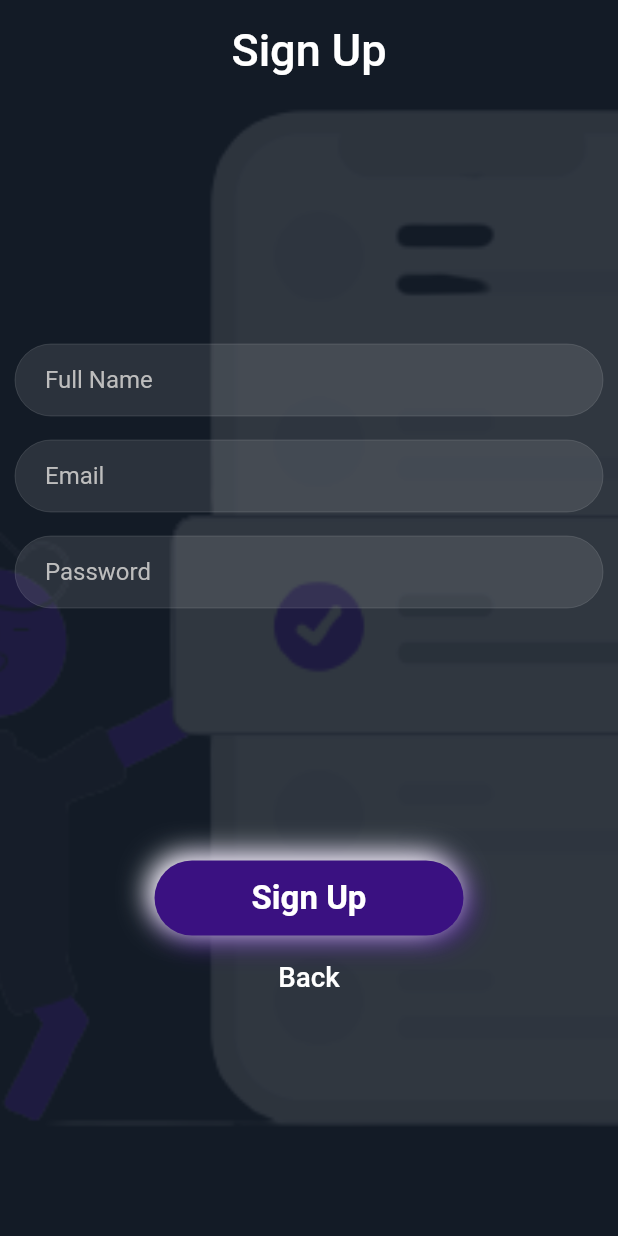
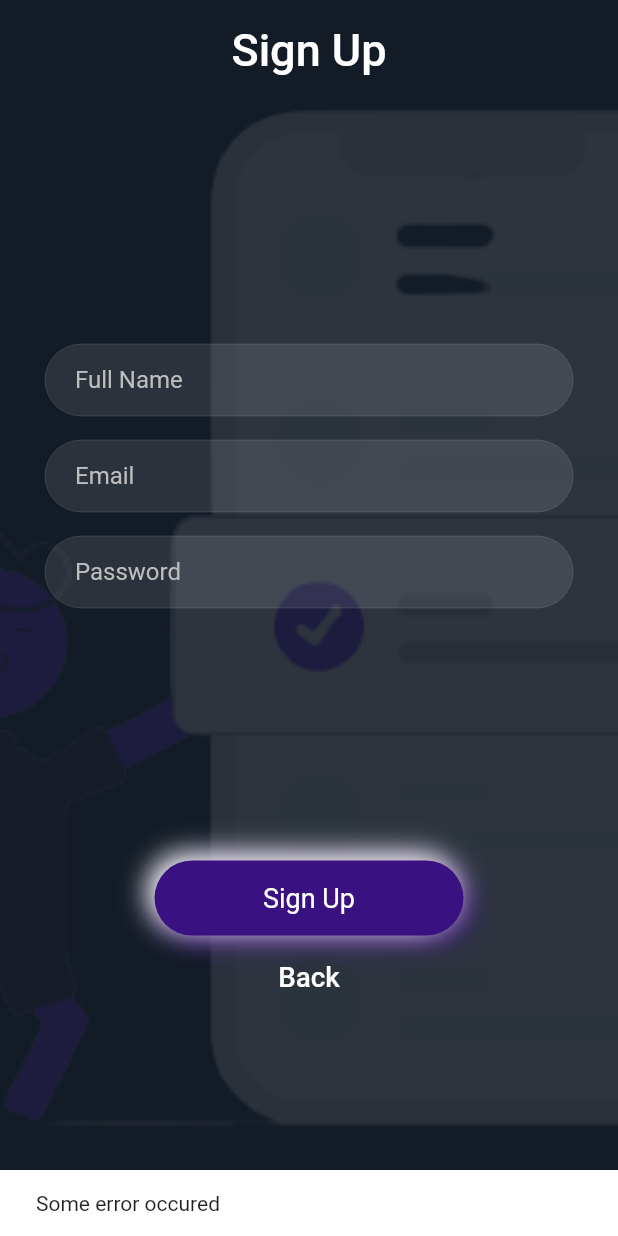
Before and after one commit to Prabhneet-Web/HabitTracker, a Flutter app: the SignupScreen screen opened directly, after a tap on "Sign Up", on a phone screen of 412 x 824 dp. Run offline on Flutter 3.47's test engine with Material 2 defaults, Android fonts, the phone set to English and light mode, and no system bars; our stand-ins replace cloud_firestore, firebase_auth, firebase_core, lottie; accounts and stored records are empty.

Commit message:
AuthMethods & SnackBar added.

```diff
--- /dev/null
+++ b/lib/resources/authmethod.dart
@@ -0,0 +1,50 @@
+import 'package:cloud_firestore/cloud_firestore.dart';
+import 'package:firebase_auth/firebase_auth.dart';
+import 'package:flutter/material.dart';
+
+class AuthMethods {
+  final FirebaseAuth _auth = FirebaseAuth.instance;
+  final FirebaseFirestore _firestore = FirebaseFirestore.instance;
+
+  //SignUpUser
+  Future<String> signUpUser(
+      {required String fullName,
+      required String email,
+      required String password}) async {
+    String result = "Some error occured";
+    try {
+      if (fullName.isNotEmpty && email.isNotEmpty && password.isNotEmpty) {
+        //Register the user
+        UserCredential credential = await _auth.createUserWithEmailAndPassword(
+            email: email, password: password);
+
+        //Add user to the database
+        await _firestore.collection("User").doc(credential.user!.uid).set({
+          'fullname': fullName,
+          'uid': credential.user!.uid,
+          'email': email,
+        });
+        result = "Success";
+      }
+    } on FirebaseAuthException catch (error) {
+      if (error.code == "invalid-email") {
+        result = "Enter a valid e-mail";
+      } else if (error.code == "user-disabled") {
+        result = "The email is already disabled";
+      } else if (error.code == "user-not-found") {
+        result = "User not found. Enter a valid e-mail";
+      } else if (error.code == "wrong-password") {
+        result = "Enter the correct password.";
+      } else if (error.code == "email-already-in-use") {
+        result = "Email already registered";
+      } else if (error.code == "weak-password") {
+        result = "Password should be at least 6 characters";
+      } else {
+        result = "Try Again";
+      }
+    } catch (error) {
+      result = error.toString();
+    }
+    return result;
+  }
+}
--- a/lib/screens/loginScreen.dart
+++ b/lib/screens/loginScreen.dart
@@ -34,7 +34,7 @@ class _LoginScreenState extends State<LoginScreen> {
       backgroundColor: mobileBackgroundColor,
       body: SafeArea(
         child: Container(
-          padding: EdgeInsets.symmetric(horizontal: 32),
+          padding: const EdgeInsets.symmetric(horizontal: 20),
           width: double.infinity,
           child:
               Column(crossAxisAlignment: CrossAxisAlignment.center, children: [
@@ -74,11 +74,8 @@ class _LoginScreenState extends State<LoginScreen> {
                 });
               },
               child: _isLoading
-                  ? SizedBox(
-                      height: 52,
-                      child: Lottie.asset(
-                          "lib/assets/images/LoadingForTaskApp.json"),
-                    )
+                  ? Container(
+                      height: MediaQuery.of(context).size.height * 0.059)
                   : AnimatedContainer(
                       duration: const Duration(milliseconds: 200),
                       height: 50,
@@ -107,7 +104,13 @@ class _LoginScreenState extends State<LoginScreen> {
             //Divider
             const Opacity(opacity: 0.0, child: Divider()),
             //Row for SignUp
-            Row(
+            _isLoading
+                ? SizedBox(
+                    height: 52,
+                    child: Lottie.asset(
+                        "lib/assets/images/LoadingForTaskApp.json"),
+                  )
+                : Row(
                     mainAxisAlignment: MainAxisAlignment.center,
                     children: [
                       Container(
@@ -121,11 +124,9 @@ class _LoginScreenState extends State<LoginScreen> {
                                 MaterialPageRoute(
                                     builder: (_) => const SignupScreen()));
                           },
-                    child: Container(
                           child: const Text(
                             " Sign Up.",
                             style: TextStyle(fontWeight: FontWeight.bold),
-                      ),
                           ))
                     ],
                   )
--- a/lib/screens/signUpScreen.dart
+++ b/lib/screens/signUpScreen.dart
@@ -1,8 +1,11 @@
 import 'package:flutter/material.dart';
+import 'package:habit_tracker/resources/authmethod.dart';
 import 'package:habit_tracker/screens/loginScreen.dart';
 import 'package:habit_tracker/util/colors.dart';
 import 'package:habit_tracker/widget/textFieldInput.dart';
 import 'package:lottie/lottie.dart';
+
+import '../util/snackBar.dart';
 
 class SignupScreen extends StatefulWidget {
   const SignupScreen({Key? key}) : super(key: key);
@@ -26,6 +29,27 @@ class _SignupScreenState extends State<SignupScreen> {
     _passwordController.dispose();
   }
 
+  void signUpUser() async {
+    setState(() {
+      _isLoading = true;
+      _isElevated != _isElevated;
+    });
+    String result = await AuthMethods().signUpUser(
+        fullName: _nameController.text,
+        email: _emailController.text,
+        password: _passwordController.text);
+    if (result != "Success") {
+      showSnackBar(result, context);
+    } else if (result == "Success") {
+      result == "User registered successfully";
+      Navigator.push(context,
+          MaterialPageRoute(builder: (context) => const LoginScreen()));
+    }
+    setState(() {
+      _isLoading = false;
+    });
+  }
+
   @override
   Widget build(BuildContext context) {
     return Scaffold(
@@ -36,11 +60,13 @@ class _SignupScreenState extends State<SignupScreen> {
             //Background Animation Added
             image: DecorationImage(
                 colorFilter: ColorFilter.mode(
-                    Colors.black.withOpacity(0.88), BlendMode.dstOut),
+                    Colors.black.withOpacity(0.89), BlendMode.dstOut),
                 image: const AssetImage("lib/assets/images/Checkout.png"),
                 fit: BoxFit.fitHeight)),
         width: double.infinity,
         child: SafeArea(
+            child: Padding(
+          padding: const EdgeInsets.symmetric(horizontal: 20.0),
           child: Column(
             crossAxisAlignment: CrossAxisAlignment.center,
             children: [
@@ -52,8 +78,8 @@ class _SignupScreenState extends State<SignupScreen> {
               //SignUp Text on AppBar
               const Center(
                   child: Text("Sign Up",
-                    style:
-                        TextStyle(fontSize: 30, fontWeight: FontWeight.w500))),
+                      style: TextStyle(
+                          fontSize: 30, fontWeight: FontWeight.w500))),
               //Divider
               const Opacity(
                 opacity: 0.0,
@@ -101,15 +127,12 @@ class _SignupScreenState extends State<SignupScreen> {
               Center(
                   child: GestureDetector(
                 onTap: () async {
-                setState(() {
-                  _isLoading = true;
-                  _isElevated != _isElevated;
-                });
-                setState(() {
-                  _isLoading = false;
-                });
+                  signUpUser();
                 },
-              child: AnimatedContainer(
+                child: _isLoading
+                    ? Container(
+                        height: MediaQuery.of(context).size.height * 0.059)
+                    : AnimatedContainer(
                         duration: const Duration(milliseconds: 200),
                         height: 50,
                         width: MediaQuery.of(context).size.width * 0.5,
@@ -131,9 +154,8 @@ class _SignupScreenState extends State<SignupScreen> {
                                   ]
                                 : null),
                         child: const Center(
-                  child: Text("Sign Up",
-                      style:
-                          TextStyle(fontSize: 22, fontWeight: FontWeight.w600)),
+                          child:
+                              Text("Sign Up", style: TextStyle(fontSize: 18)),
                         ),
                       ),
               )),
@@ -147,7 +169,8 @@ class _SignupScreenState extends State<SignupScreen> {
                 child: _isLoading
                     ? SizedBox(
                         height: 48,
-                      child: Lottie.asset("lib/assets/images/Loading.json"),
+                        child: Lottie.asset(
+                            "lib/assets/images/LoadingForTaskApp.json"),
                       )
                     : TextButton(
                         onPressed: () => Navigator.pushReplacement(
@@ -169,6 +192,7 @@ class _SignupScreenState extends State<SignupScreen> {
                 flex: 2,
               ),
             ],
+          ),
         )),
       ),
     );
--- /dev/null
+++ b/lib/util/snackBar.dart
@@ -0,0 +1,5 @@
+import 'package:flutter/material.dart';
+
+showSnackBar(String content, BuildContext context) {
+  ScaffoldMessenger.of(context).showSnackBar(SnackBar(content: Text(content)));
+}
```
Lines whose indentation alone changed are shown as unchanged.
